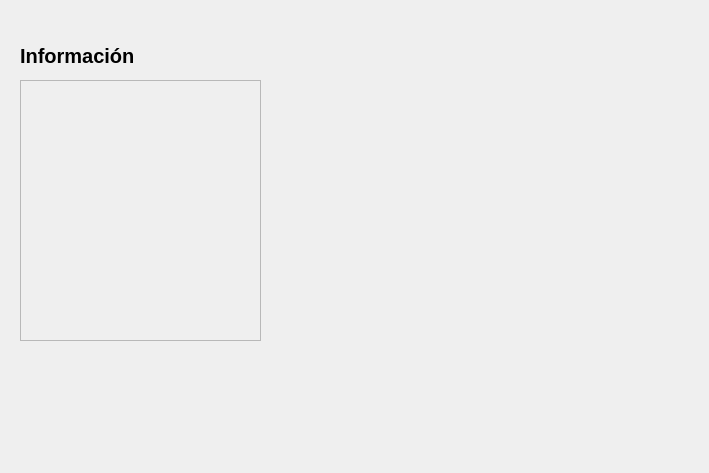
Skop-22/ControlAnchoBanda-Pyside6, file GUI/Interface/Info.ui: the form before one commit.
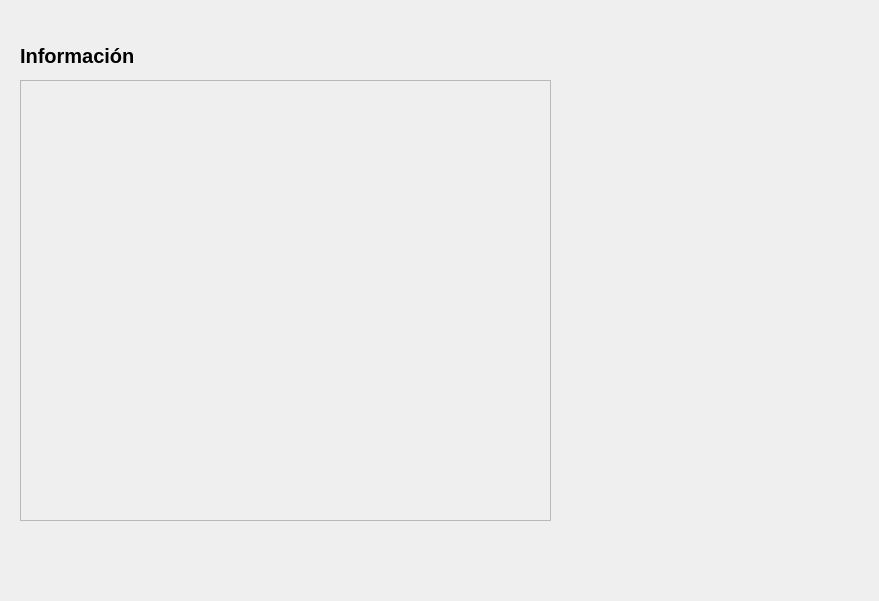
The form after the commit. Custom widgets are drawn as their Qt base class.

Commit message: Config Table Cambios a ser confirmados: 	modificados:     FunWin/VentanaInfo.py 	modificados:     GUI/Interface/Info.ui 	modificados:     GUI/ui_Info.py 	modificados:     main.py

The edit to the form file:
```diff
--- a/GUI/Interface/Info.ui
+++ b/GUI/Interface/Info.ui
@@ -6,8 +6,8 @@
    <rect>
     <x>0</x>
     <y>0</y>
-    <width>709</width>
-    <height>473</height>
+    <width>879</width>
+    <height>601</height>
    </rect>
   </property>
   <property name="windowTitle">
@@ -37,8 +37,8 @@
     <rect>
      <x>20</x>
      <y>80</y>
-     <width>241</width>
-     <height>261</height>
+     <width>531</width>
+     <height>441</height>
     </rect>
    </property>
    <property name="frameShape">
```
The commit also changes 3 other files.
